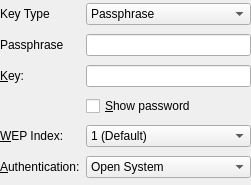
Qt form libs/ui/security/wep.ui (netrunner-debian-kde-extras/networkmanagement) before a commit.
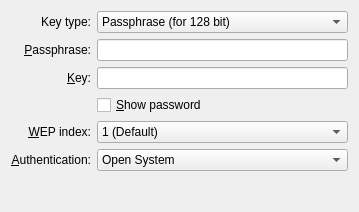
The same form after that commit. Custom widgets are drawn as their Qt base class.

```diff
--- a/libs/ui/security/wep.ui
+++ b/libs/ui/security/wep.ui
@@ -1,54 +1,64 @@
 <ui version="4.0" >
  <class>Wep</class>
- <widget class="QWidget" name="Wep" >
-  <property name="geometry" >
+ <widget class="QWidget" name="Wep">
+  <property name="geometry">
    <rect>
     <x>0</x>
     <y>0</y>
-    <width>251</width>
-    <height>185</height>
+    <width>359</width>
+    <height>212</height>
    </rect>
   </property>
-  <layout class="QGridLayout" name="gridLayout_2" >
-   <property name="margin" >
-    <number>0</number>
-   </property>
-   <item row="2" column="0" >
-    <widget class="QLabel" name="keyLabel" >
-     <property name="text" >
-      <string>&amp;Key:</string>
+  <layout class="QGridLayout" name="gridLayout">
+   <item row="0" column="0" colspan="2">
+    <widget class="QLabel" name="keyTypeLabel">
+     <property name="text">
+      <string>Key type:</string>
      </property>
-     <property name="buddy" >
-      <cstring>key</cstring>
+     <property name="alignment">
+      <set>Qt::AlignRight|Qt::AlignTrailing|Qt::AlignVCenter</set>
      </property>
     </widget>
    </item>
-   <item row="2" column="1" >
-    <widget class="KLineEdit" name="key" >
-     <property name="echoMode" >
-      <enum>QLineEdit::Password</enum>
-     </property>
+   <item row="0" column="2">
+    <widget class="QComboBox" name="keyType">
+     <item>
+      <property name="text">
+       <string>Passphrase (for 128 bit)</string>
+      </property>
+     </item>
+     <item>
+      <property name="text">
+       <string>Hex Key (for 64 or 128 bits)</string>
+      </property>
+     </item>
     </widget>
    </item>
-   <item row="3" column="1" >
-    <widget class="QCheckBox" name="chkShowPass" >
-     <property name="text" >
-      <string>&amp;Show password</string>
+   <item row="2" column="2">
+    <widget class="KLineEdit" name="key">
+     <property name="inputMask">
+      <string notr="true"/>
      </property>
+     <property name="echoMode">
+      <enum>QLineEdit::PasswordEchoOnEdit</enum>
+     </property>
     </widget>
    </item>
-   <item row="4" column="0" >
-    <widget class="QLabel" name="weptxkeyindexLabel" >
-     <property name="text" >
-      <string>&amp;WEP Index:</string>
+   <item row="4" column="0" colspan="2">
+    <widget class="QLabel" name="weptxkeyindexLabel">
+     <property name="text">
+      <string>&amp;WEP index:</string>
      </property>
-     <property name="buddy" >
+     <property name="alignment">
+      <set>Qt::AlignRight|Qt::AlignTrailing|Qt::AlignVCenter</set>
+     </property>
+     <property name="buddy">
       <cstring>weptxkeyindex</cstring>
      </property>
     </widget>
    </item>
-   <item row="4" column="1" >
-    <widget class="KComboBox" name="weptxkeyindex" >
+   <item row="4" column="2">
+    <widget class="KComboBox" name="weptxkeyindex">
      <item>
       <property name="text" >
        <string>1 (Default)</string>
@@ -71,18 +81,21 @@
      </item>
     </widget>
    </item>
-   <item row="5" column="0" >
-    <widget class="QLabel" name="authalgLabel" >
-     <property name="text" >
+   <item row="5" column="0" colspan="2">
+    <widget class="QLabel" name="authalgLabel">
+     <property name="text">
       <string>&amp;Authentication:</string>
      </property>
-     <property name="buddy" >
+     <property name="alignment">
+      <set>Qt::AlignRight|Qt::AlignTrailing|Qt::AlignVCenter</set>
+     </property>
+     <property name="buddy">
       <cstring>authalg</cstring>
      </property>
     </widget>
    </item>
-   <item row="5" column="1" >
-    <widget class="KComboBox" name="authalg" >
+   <item row="5" column="2">
+    <widget class="KComboBox" name="authalg">
      <item>
       <property name="text" >
        <string>Open System</string>
@@ -95,53 +108,68 @@
      </item>
     </widget>
    </item>
-   <item row="0" column="1" >
-    <widget class="QComboBox" name="keyType" >
-     <item>
-      <property name="text" >
-       <string>Passphrase</string>
-      </property>
-     </item>
-     <item>
-      <property name="text" >
-       <string>Hex Key</string>
-      </property>
-     </item>
+   <item row="2" column="1">
+    <widget class="QLabel" name="keyLabel">
+     <property name="text">
+      <string>&amp;Key:</string>
+     </property>
+     <property name="alignment">
+      <set>Qt::AlignRight|Qt::AlignTrailing|Qt::AlignVCenter</set>
+     </property>
+     <property name="buddy">
+      <cstring>key</cstring>
+     </property>
     </widget>
    </item>
-   <item row="0" column="0" >
-    <widget class="QLabel" name="keyTypeLabel" >
-     <property name="text" >
-      <string>Key Type</string>
+   <item row="7" column="2">
+    <spacer name="verticalSpacer">
+     <property name="orientation">
+      <enum>Qt::Vertical</enum>
      </property>
-     <property name="buddy" >
-      <cstring>keyType</cstring>
+     <property name="sizeHint" stdset="0">
+      <size>
+       <width>20</width>
+       <height>51</height>
+      </size>
      </property>
-    </widget>
+    </spacer>
    </item>
-   <item row="1" column="0" >
-    <widget class="QLabel" name="passphraseLabel" >
-     <property name="text" >
-      <string>Passphrase</string>
+   <item row="1" column="0" colspan="2">
+    <widget class="QLabel" name="passphraseLabel">
+     <property name="text">
+      <string>&amp;Passphrase:</string>
      </property>
+     <property name="alignment">
+      <set>Qt::AlignRight|Qt::AlignTrailing|Qt::AlignVCenter</set>
+     </property>
+     <property name="buddy">
+      <cstring>passphrase</cstring>
+     </property>
     </widget>
    </item>
-   <item row="1" column="1" >
-    <widget class="QLineEdit" name="passphrase" />
+   <item row="1" column="2">
+    <widget class="QLineEdit" name="passphrase"/>
+   </item>
+   <item row="3" column="2">
+    <widget class="QCheckBox" name="chkShowPass">
+     <property name="text">
+      <string>&amp;Show password</string>
+     </property>
+    </widget>
    </item>
   </layout>
  </widget>
  <customwidgets>
-  <customwidget>
-   <class>KComboBox</class>
-   <extends>QComboBox</extends>
-   <header>kcombobox.h</header>
-  </customwidget>
   <customwidget>
    <class>KLineEdit</class>
    <extends>QLineEdit</extends>
    <header>klineedit.h</header>
   </customwidget>
+  <customwidget>
+   <class>KComboBox</class>
+   <extends>QComboBox</extends>
+   <header>kcombobox.h</header>
+  </customwidget>
  </customwidgets>
  <resources/>
  <connections/>
```
Left out of the diff: 26 changed lines with no effect on the pictures.
